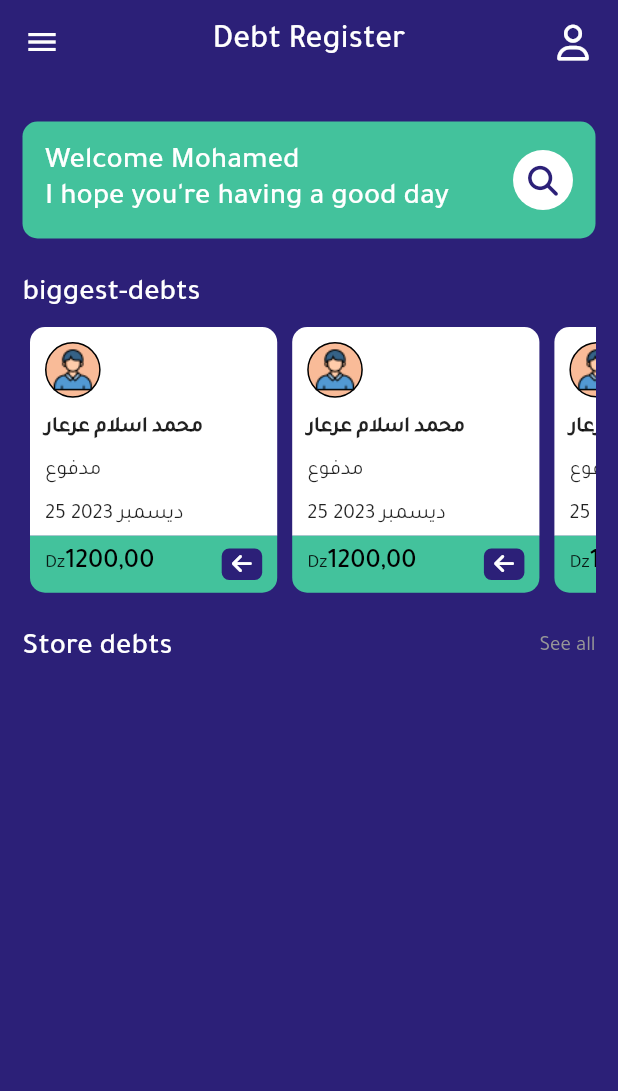
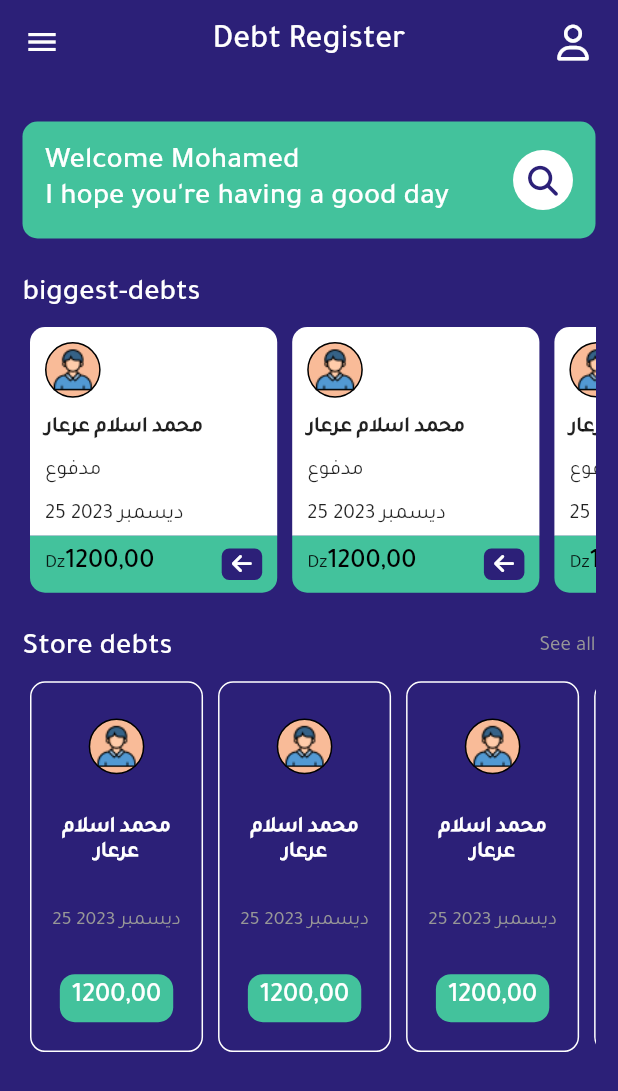
Before and after one commit to Mohamed-Ararr/store-debt, a Flutter app: the screen it shows after launch, on a phone screen of 412 x 824 dp. Shown: the top 1091 px of the screen. Run offline on Flutter 3.47's test engine with Material 2 defaults, Android fonts, the phone set to English and light mode, and no system bars; our stand-ins replace flutter_svg, font_awesome_flutter, go_router; project files that could hold a hidden picture were left out.

Commit message:
build tall card + list view

```diff
--- a/lib/Core/Style Utils/AppFonts.dart
+++ b/lib/Core/Style Utils/AppFonts.dart
@@ -1,4 +1,5 @@
 import 'package:flutter/material.dart';
+import 'package:storedebt/Core/Style%20Utils/AppColors.dart';
 
 class AppFonts {
   static TextStyle appTitleStyle = const TextStyle(
@@ -39,7 +40,17 @@ class AppFonts {
     fontWeight: FontWeight.bold,
   );
 
+  static TextStyle defaultWithBoldWhite = TextStyle(
+    fontWeight: FontWeight.bold,
+    color: Colors.white,
+  );
+
   static TextStyle font_13 = TextStyle(
     fontSize: 13,
   );
+
+  static TextStyle font_13_grey = TextStyle(
+    fontSize: 13,
+    color: AppColors.greyColor,
+  );
 }
--- a/lib/Features/Home Screen/Presentation/Widgets/ClientInfo.dart
+++ b/lib/Features/Home Screen/Presentation/Widgets/ClientInfo.dart
@@ -1,5 +1,6 @@
 import 'package:flutter/material.dart';
 import 'package:storedebt/Core/Style%20Utils/AppFonts.dart';
+import 'package:storedebt/Features/Home%20Screen/Presentation/Widgets/ClinetAvatar.dart';
 
 import '../../../../Constants.dart';
 import '../../../../Core/Style Utils/AppColors.dart';
@@ -24,19 +25,7 @@ class ClientInfo extends StatelessWidget {
           mainAxisAlignment: MainAxisAlignment.spaceBetween,
           crossAxisAlignment: CrossAxisAlignment.start,
           children: [
-            Container(
-              margin: EdgeInsets.only(top: 5),
-              padding: EdgeInsets.all(3),
-              decoration: BoxDecoration(
-                border: Border.all(),
-                color: AppColors.beigeColor,
-                borderRadius: bRadiusHalf,
-              ),
-              child: Image.asset(
-                clientAvatar,
-                scale: 1.1,
-              ),
-            ),
+            ClientAvatar(),
             Text(
               "محمد اسلام عرعار",
               style: AppFonts.defaultWithBold,
--- /dev/null
+++ b/lib/Features/Home Screen/Presentation/Widgets/ClinetAvatar.dart
@@ -0,0 +1,25 @@
+import 'package:flutter/material.dart';
+
+import '../../../../Constants.dart';
+import '../../../../Core/Style Utils/AppColors.dart';
+
+class ClientAvatar extends StatelessWidget {
+  const ClientAvatar({super.key});
+
+  @override
+  Widget build(BuildContext context) {
+    return Container(
+      margin: EdgeInsets.only(top: 5),
+      padding: EdgeInsets.all(3),
+      decoration: BoxDecoration(
+        border: Border.all(),
+        color: AppColors.beigeColor,
+        borderRadius: bRadiusHalf,
+      ),
+      child: Image.asset(
+        clientAvatar,
+        scale: 1.1,
+      ),
+    );
+  }
+}
--- a/lib/Features/Home Screen/Presentation/Widgets/HomeViewBody.dart
+++ b/lib/Features/Home Screen/Presentation/Widgets/HomeViewBody.dart
@@ -7,11 +7,15 @@ import 'package:storedebt/Core/Style%20Utils/AppColors.dart';
 import 'package:storedebt/Core/Style%20Utils/AppFonts.dart';
 import 'package:storedebt/Features/Home%20Screen/Presentation/Widgets/ClientInfo.dart';
 import 'package:storedebt/Features/Home%20Screen/Presentation/Widgets/ClientSmallCard.dart';
+import 'package:storedebt/Features/Home%20Screen/Presentation/Widgets/ClinetAvatar.dart';
 import 'package:storedebt/Features/Home%20Screen/Presentation/Widgets/PriceCard.dart';
 import 'package:storedebt/Features/Home%20Screen/Presentation/Widgets/SmallClientListView.dart';
 import 'package:storedebt/Features/Home%20Screen/Presentation/Widgets/StoreDebtsText.dart';
+import 'package:storedebt/Features/Home%20Screen/Presentation/Widgets/TallClientCard.dart';
+import 'package:storedebt/Features/Home%20Screen/Presentation/Widgets/TallClientCardListView.dart';
 
 import 'GreetAndSearchCard.dart';
+import 'TallClientInfo.dart';
 
 class HomeViewBody extends StatelessWidget {
   const HomeViewBody({super.key});
@@ -55,6 +59,7 @@ class HomeViewBody extends StatelessWidget {
               SizedBox(height: 25),
               StoreDebtsText(),
               SizedBox(height: 10),
+              TallClientCardListView(),
             ],
           ),
         ),
--- /dev/null
+++ b/lib/Features/Home Screen/Presentation/Widgets/TallClientCard.dart
@@ -0,0 +1,26 @@
+import 'package:flutter/material.dart';
+
+import '../../../../Constants.dart';
+import '../../../../Core/Style Utils/AppColors.dart';
+import 'TallClientInfo.dart';
+
+class TallClientCard extends StatelessWidget {
+  const TallClientCard({super.key});
+
+  @override
+  Widget build(BuildContext context) {
+    return InkWell(
+      onTap: () {},
+      child: Container(
+        padding: EdgeInsets.symmetric(horizontal: 5, vertical: 5),
+        margin: EdgeInsets.symmetric(horizontal: 5),
+        width: MediaQuery.of(context).size.width * 0.28,
+        decoration: BoxDecoration(
+          border: Border.all(color: AppColors.whiteColor),
+          borderRadius: bRadius10,
+        ),
+        child: TallClientInfo(),
+      ),
+    );
+  }
+}
--- /dev/null
+++ b/lib/Features/Home Screen/Presentation/Widgets/TallClientCardListView.dart
@@ -0,0 +1,22 @@
+import 'package:flutter/material.dart';
+
+import 'TallClientCard.dart';
+
+class TallClientCardListView extends StatelessWidget {
+  const TallClientCardListView({super.key});
+
+  @override
+  Widget build(BuildContext context) {
+    return Container(
+      height: MediaQuery.of(context).size.height * 0.3,
+      child: ListView.builder(
+        scrollDirection: Axis.horizontal,
+        physics: BouncingScrollPhysics(),
+        itemCount: 5,
+        itemBuilder: (context, index) {
+          return TallClientCard();
+        },
+      ),
+    );
+  }
+}
--- /dev/null
+++ b/lib/Features/Home Screen/Presentation/Widgets/TallClientInfo.dart
@@ -0,0 +1,43 @@
+import 'package:flutter/material.dart';
+
+import '../../../../Constants.dart';
+import '../../../../Core/Style Utils/AppColors.dart';
+import '../../../../Core/Style Utils/AppFonts.dart';
+import 'ClinetAvatar.dart';
+
+class TallClientInfo extends StatelessWidget {
+  const TallClientInfo({super.key});
+
+  @override
+  Widget build(BuildContext context) {
+    return Column(
+      mainAxisAlignment: MainAxisAlignment.spaceAround,
+      children: [
+        ClientAvatar(),
+        Text(
+          "محمد اسلام عرعار",
+          style: AppFonts.defaultWithBoldWhite,
+          textAlign: TextAlign.center,
+        ),
+        Text(
+          "25 ديسمبر 2023",
+          style: AppFonts.font_13_grey,
+          textAlign: TextAlign.center,
+        ),
+        Container(
+          padding: EdgeInsets.symmetric(vertical: 5, horizontal: 8),
+          decoration: BoxDecoration(
+            borderRadius: bRadius10,
+            color: AppColors.lightGreen,
+          ),
+          child: Text(
+            "1200,00",
+            style: AppFonts.font_18_black_bold.copyWith(
+              color: AppColors.whiteColor,
+            ),
+          ),
+        ),
+      ],
+    );
+  }
+}
--- a/pubspec.yaml
+++ b/pubspec.yaml
@@ -68,9 +68,13 @@ flutter:
     - family: Tajawal
       fonts:
         - asset: assets/fonts/Tajawal-Light.ttf
+          weight: 200
         - asset: assets/fonts/Tajawal-ExtraLight.ttf
+          weight: 100
         - asset: assets/fonts/Tajawal-Regular.ttf
+          weight: 400
         - asset: assets/fonts/Tajawal-Medium.ttf
+          weight: 600
   #
   # For details regarding fonts from package dependencies,
   # see https://flutter.dev/custom-fonts/#from-packages
```
